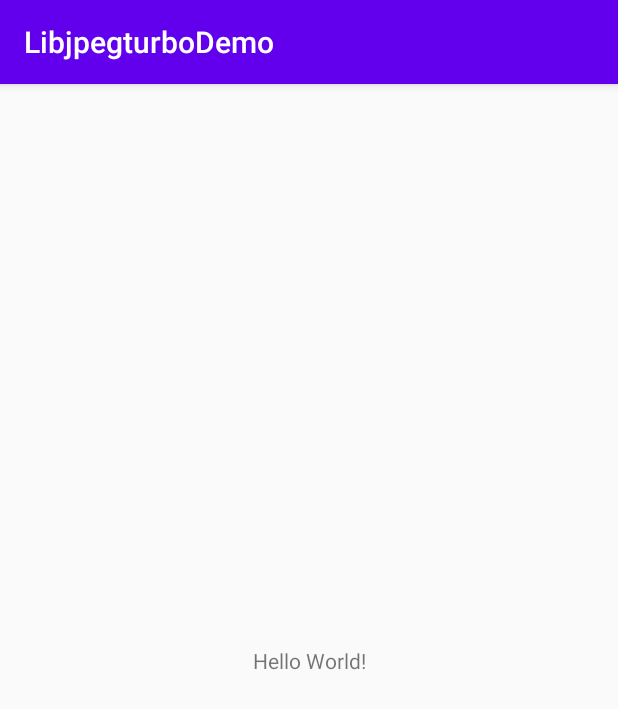
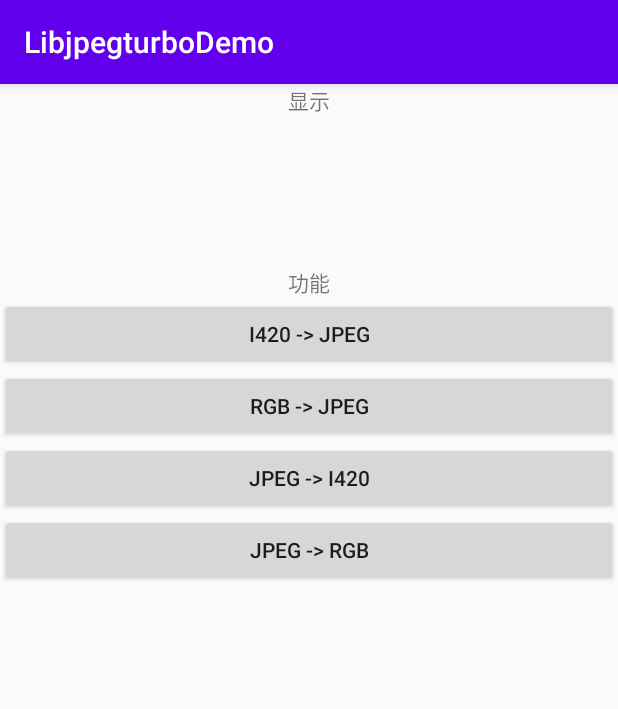
Before and after one commit to Yangandmore/turbojpegtool, an Android app: the screen it shows after launch (MainActivity), on a phone screen of 412 x 824 dp. Shown: the top 709 px of the screen. Run offline under Robolectric (Android 15) with nearby library versions, the light colour scheme and no system bars; libraries missing offline, so code that uses them is left out: com.yuv.tool; 2 statements that could not run were skipped.

Commit message:
基本功能

```diff
--- a/app/src/main/AndroidManifest.xml
+++ b/app/src/main/AndroidManifest.xml
@@ -1,6 +1,9 @@
 <?xml version="1.0" encoding="utf-8"?>
 <manifest xmlns:android="http://schemas.android.com/apk/res/android"
     package="com.example.libjpegturbodemo">
+
+    <uses-permission android:name="android.permission.WRITE_EXTERNAL_STORAGE"/>
+    <uses-permission android:name="android.permission.READ_EXTERNAL_STORAGE"/>
 
     <application
         android:allowBackup="true"
--- a/app/src/main/res/layout/activity_main.xml
+++ b/app/src/main/res/layout/activity_main.xml
@@ -1,18 +1,65 @@
 <?xml version="1.0" encoding="utf-8"?>
-<androidx.constraintlayout.widget.ConstraintLayout xmlns:android="http://schemas.android.com/apk/res/android"
+<LinearLayout xmlns:android="http://schemas.android.com/apk/res/android"
     xmlns:app="http://schemas.android.com/apk/res-auto"
     xmlns:tools="http://schemas.android.com/tools"
     android:layout_width="match_parent"
     android:layout_height="match_parent"
+    android:orientation="vertical"
     tools:context=".MainActivity">
 
     <TextView
-        android:layout_width="wrap_content"
+        android:layout_width="match_parent"
         android:layout_height="wrap_content"
-        android:text="Hello World!"
-        app:layout_constraintBottom_toBottomOf="parent"
-        app:layout_constraintLeft_toLeftOf="parent"
-        app:layout_constraintRight_toRightOf="parent"
-        app:layout_constraintTop_toTopOf="parent" />
+        android:text="显示"
+        android:gravity="center"/>
 
-</androidx.constraintlayout.widget.ConstraintLayout>
+    <LinearLayout
+        android:layout_width="match_parent"
+        android:layout_height="100dp">
+
+    </LinearLayout>
+
+    <TextView
+        android:layout_width="match_parent"
+        android:layout_height="wrap_content"
+        android:text="功能"
+        android:gravity="center"/>
+
+    <ScrollView
+        android:layout_width="match_parent"
+        android:layout_height="match_parent">
+
+        <LinearLayout
+            android:layout_width="match_parent"
+            android:layout_height="match_parent"
+            android:orientation="vertical">
+
+            <Button
+                android:layout_width="match_parent"
+                android:layout_height="wrap_content"
+                android:text="I420 -> Jpeg"
+                android:onClick="i420ToJpegClick"/>
+
+            <Button
+                android:layout_width="match_parent"
+                android:layout_height="wrap_content"
+                android:text="RGB -> Jpeg"
+                android:onClick="rgbToJpegClick"/>
+
+            <Button
+                android:layout_width="match_parent"
+                android:layout_height="wrap_content"
+                android:text="Jpeg -> I420"
+                android:onClick="jpegToI420Click"/>
+
+            <Button
+                android:layout_width="match_parent"
+                android:layout_height="wrap_content"
+                android:text="Jpeg -> RGB"
+                android:onClick="jpegToRGBClick"/>
+
+        </LinearLayout>
+
+    </ScrollView>
+
+</LinearLayout>
--- a/turbo-jpeg-tool/src/main/java/com/jpeg/turbo/tool/TurboJpegTool.java
+++ b/turbo-jpeg-tool/src/main/java/com/jpeg/turbo/tool/TurboJpegTool.java
@@ -6,5 +6,63 @@ public class TurboJpegTool {
         System.loadLibrary("turbojpegtool");
     }
 
-    public native int init();
+    public static final int FLAG_FASTUPSAMPLE = 256;
+    public static final int FLAG_FASTDCT = 2048;
+    public static final int FLAG_ACCURATEDCT = 4096;
+
+    public static final int SAMP_I444 = 0;
+    public static final int SAMP_I422 = 1;
+    public static final int SAMP_I420 = 2;
+    public static final int SAMP_GRAY = 3;
+    public static final int SAMP_I440 = 4;
+    public static final int SAMP_I411 = 5;
+
+    public static final int FORMAT_RGB = 0;
+    public static final int FORMAT_BGR = 1;
+    public static final int FORMAT_RGBX = 2;
+    public static final int FORMAT_BGRX = 3;
+    public static final int FORMAT_XBGR = 4;
+    public static final int FORMAT_XRGB = 5;
+    public static final int FORMAT_GRAY = 6;
+    public static final int FORMAT_RGBA = 7;
+    public static final int FORMAT_BGRA = 8;
+    public static final int FORMAT_ABGR = 9;
+    public static final int FORMAT_ARGB = 10;
+    public static final int FORMAT_CMYK = 11;
+
+
+    public native void init();
+
+    /**
+     *
+     * @param yuv 原数据
+     * @param yuvSize 原数据大小
+     * @param width 图片宽
+     * @param height 图片高
+     * @param sampType: I444-0, I422-1, I420-2, Gray-3, I440-4, I411-5
+     * @param quality: 1-100（差-优）
+     * @param flag: 0, 256, 2048, 4096
+     * @return
+     */
+    public native byte[] yuvToJpeg(byte[] yuv, int yuvSize, int width, int height, int sampType, int quality, int flag);
+
+    /**
+     *
+     * @param rgb 原数据
+     * @param rgbSize 原数据大小
+     * @param width 图片宽
+     * @param height 图片高
+     * @param pixFormat 原数据格式
+     * @param jpegSampType  I444-0, I422-1, I420-2, Gray-3, I440-4, I411-5
+     * @param quality 1-100（差-优）
+     * @param flag 0, 256, 2048, 4096
+     * @return
+     */
+    public native byte[] rgbToJpeg(byte[] rgb, int rgbSize, int width, int height, int pixFormat, int jpegSampType, int quality, int flag);
+
+    public native byte[] jpegToYuv(byte[] jpeg, int jpegSize, int width, int height, int yuv_size, int sampType, int flag);
+
+    public native byte[] jpegToRgb(byte[] jpeg, int jpegSize, int width, int height, int rgb_size, int pixFormat, int flag);
+
+    public native void close();
 }
```
Also changed, not shown: app/src/main/java/com/example/libjpegturbodemo/MainActivity.java (+108 -1 lines), app/src/main/assets/jpeg/lena_256x256_jpeg.jpeg (added), 7 other files.
